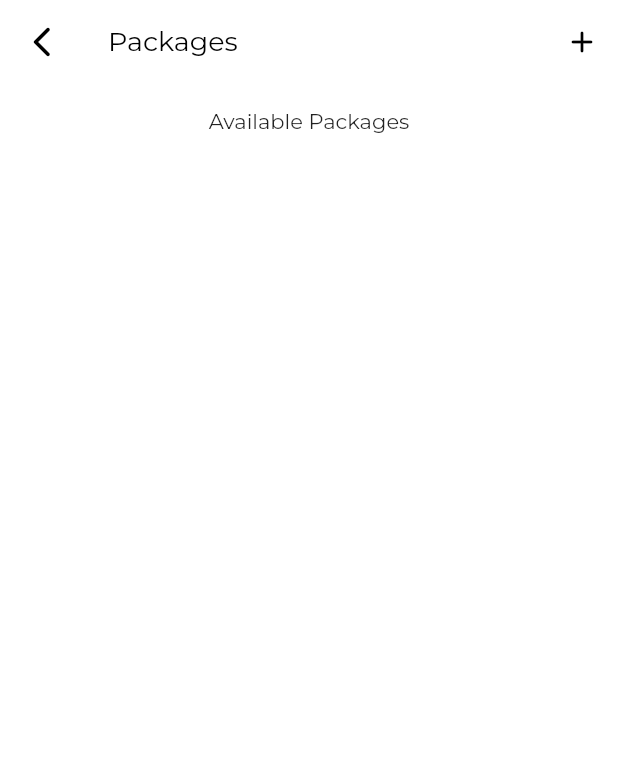
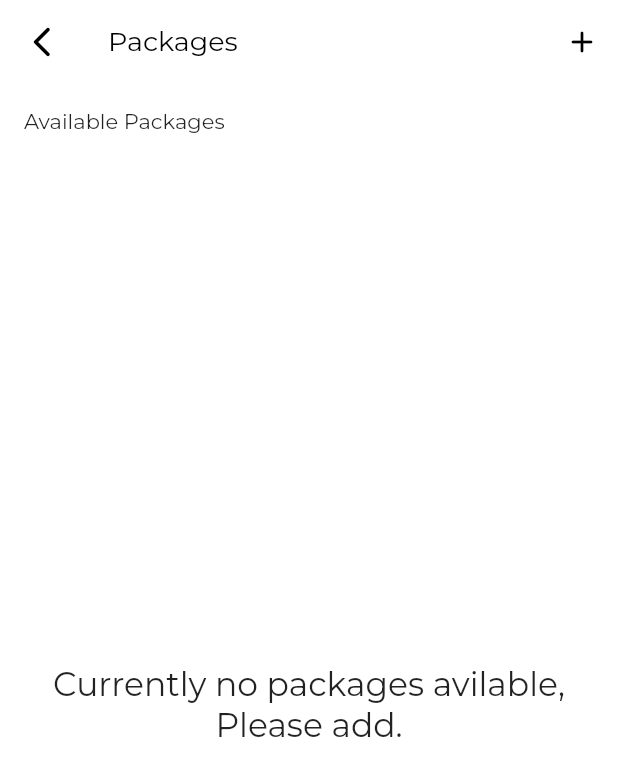
Before and after one commit to Faris-Backar/gymner, a Flutter app: the PackageScreen screen opened directly, on a phone screen of 412 x 824 dp. Shown: the top 776 px of the screen. Run offline on Flutter 3.47's test engine with Material 2 defaults, Android fonts, the phone set to English and light mode, and no system bars; our stand-ins replace bloc, cloud_firestore, equatable, firebase_auth, firebase_core, flutter_bloc and 4 more; accounts and stored records are empty.

Commit message:
Package integrated with firebase db

```diff
--- a/lib/core/resources/page_resources.dart
+++ b/lib/core/resources/page_resources.dart
@@ -8,4 +8,5 @@ class PageResources {
   static const memberScreen = '/members';
   static const settingsScreen = '/settings';
   static const packagePage = '/package';
+  static const createPackageScreen = '/create-package';
 }
--- a/lib/presentation/bloc/auth/auth_bloc.dart
+++ b/lib/presentation/bloc/auth/auth_bloc.dart
@@ -1,3 +1,5 @@
+import 'dart:developer';
+
 import 'package:bloc/bloc.dart';
 import 'package:equatable/equatable.dart';
 import 'package:firebase_auth/firebase_auth.dart';
@@ -22,6 +24,7 @@ class AuthBloc extends Bloc<AuthEvent, AuthState> {
       // prefs.setBool(PrefResources.IS_LOGGED_IN, true);
       emit(AuthSucess());
     } on FirebaseAuthException catch (e) {
+      log("firebase exception =>$e");
       emit(
         AuthError(error: e.code),
       );
--- /dev/null
+++ b/lib/presentation/bloc/fee_package/package_cubit.dart
@@ -0,0 +1,38 @@
+import 'package:bloc/bloc.dart';
+import 'package:equatable/equatable.dart';
+import 'package:gym/service/model/package_model.dart';
+import 'package:gym/service/repository/package_repository.dart';
+
+part 'package_state.dart';
+
+class PackageCubit extends Cubit<PackageState> {
+  PackageCubit() : super(PackageInitial());
+  final _packageRepository = PackageRepository();
+
+  getFeePackages() async {
+    emit(PackageInitial());
+    emit(PackageLoading());
+    try {
+      final response = await _packageRepository.getPackages();
+      emit(PackageLoaded(packageList: response));
+    } catch (e) {
+      emit(PackageFailed(error: e.toString()));
+    }
+  }
+
+  createFeePackages({required PackageModel packageModel}) async {
+    emit(PackageInitial());
+    emit(PackageLoading());
+    try {
+      await _packageRepository
+          .createPackages(packageModel: packageModel)
+          .whenComplete(() => emit(CreatePackageLoaded()));
+    } catch (e) {
+      emit(PackageFailed(error: e.toString()));
+    }
+  }
+
+  init() {
+    emit(PackageInitial());
+  }
+}
--- /dev/null
+++ b/lib/presentation/bloc/fee_package/package_state.dart
@@ -0,0 +1,31 @@
+part of 'package_cubit.dart';
+
+abstract class PackageState extends Equatable {
+  const PackageState();
+
+  @override
+  List<Object> get props => [];
+}
+
+class PackageInitial extends PackageState {}
+
+class PackageLoading extends PackageState {}
+
+class PackageLoaded extends PackageState {
+  final List<PackageModel> packageList;
+  const PackageLoaded({
+    required this.packageList,
+  });
+  @override
+  List<Object> get props => [packageList];
+}
+
+class CreatePackageLoaded extends PackageState {}
+
+class PackageFailed extends PackageState {
+  final String error;
+  const PackageFailed({required this.error});
+
+  @override
+  List<Object> get props => [error];
+}
--- a/lib/presentation/screens/package_screen.dart
+++ b/lib/presentation/screens/package_screen.dart
@@ -1,18 +1,28 @@
+import 'dart:developer';
+import 'dart:ui';
+
 import 'package:flutter/material.dart';
+import 'package:flutter_bloc/flutter_bloc.dart';
+import 'package:gym/core/resources/page_resources.dart';
+import 'package:gym/presentation/bloc/fee_package/package_cubit.dart';
 import 'package:gym/presentation/widgets/default_back_button.dart';
+import 'package:gym/presentation/widgets/package_card.dart';
+import 'package:sizer/sizer.dart';
 
 class PackageScreen extends StatelessWidget {
   const PackageScreen({Key? key}) : super(key: key);
 
   @override
   Widget build(BuildContext context) {
+    BlocProvider.of<PackageCubit>(context).getFeePackages();
     return Scaffold(
       appBar: AppBar(
         leading: const DefaultBackButton(),
         title: const Text('Packages'),
         actions: [
           IconButton(
-            onPressed: () {},
+            onPressed: () => Navigator.of(context)
+                .pushNamed(PageResources.createPackageScreen),
             icon: const Icon(Icons.add_rounded),
           ),
         ],
@@ -21,11 +31,57 @@ class PackageScreen extends StatelessWidget {
         padding: const EdgeInsets.all(16.0),
         child: Column(
           children: [
-            const Text(
-              'Available Packages',
+            Row(
+              children: const [
+                Text(
+                  'Available Packages',
+                ),
+              ],
             ),
-            Container(
-              padding: const EdgeInsets.all(8.0),
+            SizedBox(
+              height: 3.h,
+            ),
+            BlocBuilder<PackageCubit, PackageState>(
+              builder: (context, state) {
+                log(state.toString());
+                if (state is PackageLoading) {
+                  return const Center(
+                    child: CircularProgressIndicator(),
+                  );
+                }
+                if (state is PackageLoaded) {
+                  if (state.packageList.isEmpty) {
+                    return Padding(
+                      padding: EdgeInsets.only(top: 40.h),
+                      child: Center(
+                        child: Text(
+                          'Currently no packages avilable, Please add.',
+                          style: TextStyle(
+                            fontSize: 16.sp,
+                            fontWeight: FontWeight.w500,
+                          ),
+                          textAlign: TextAlign.center,
+                        ),
+                      ),
+                    );
+                  }
+                  return ListView.separated(
+                    shrinkWrap: true,
+                    itemBuilder: (context, index) {
+                      final packageData = state.packageList;
+                      return PackageCard(
+                          title: packageData[index].name,
+                          price: packageData[index].price.toString());
+                    },
+                    separatorBuilder: (context, index) => SizedBox(
+                      height: 3.h,
+                    ),
+                    itemCount: state.packageList.length,
+                  );
+                }
+
+                return Container();
+              },
             ),
           ],
         ),
--- a/lib/presentation/screens/settings_screen.dart
+++ b/lib/presentation/screens/settings_screen.dart
@@ -33,7 +33,7 @@ class SettingsScreen extends StatelessWidget {
                           // child: Image.asset(AssetResources.rupee),
                         ),
                         Text(
-                          'Control Packages',
+                          'Packages',
                           style: TextStyle(
                               fontSize: 14.sp, fontWeight: FontWeight.w500),
                         ),
--- a/lib/routes/page_routers.dart
+++ b/lib/routes/page_routers.dart
@@ -1,6 +1,7 @@
 import 'package:flutter/cupertino.dart';
 import 'package:gym/core/resources/page_resources.dart';
 import 'package:gym/presentation/screens/add_member_screen.dart';
+import 'package:gym/presentation/screens/create_package_screen.dart';
 import 'package:gym/presentation/screens/home_screen.dart';
 import 'package:gym/presentation/screens/landing_screen.dart';
 import 'package:gym/presentation/screens/login_screen.dart';
@@ -31,6 +32,10 @@ class PageRouters {
       return CupertinoPageRoute(
         builder: (context) => const SettingsScreen(),
       );
+    } else if (settings.name == PageResources.createPackageScreen) {
+      return CupertinoPageRoute(
+        builder: (context) => const CreatePackageScreen(),
+      );
     } else if (settings.name == PageResources.packagePage) {
       return CupertinoPageRoute(
         builder: (context) => const PackageScreen(),
--- /dev/null
+++ b/lib/service/model/package_model.dart
@@ -0,0 +1,61 @@
+import 'dart:convert';
+
+class PackageModel {
+  final String name;
+  final double price;
+  final String uid;
+  PackageModel({
+    required this.name,
+    required this.price,
+    required this.uid,
+  });
+
+  PackageModel copyWith({
+    String? name,
+    double? price,
+    String? uid,
+  }) {
+    return PackageModel(
+      name: name ?? this.name,
+      price: price ?? this.price,
+      uid: uid ?? this.uid,
+    );
+  }
+
+  Map<String, dynamic> toMap() {
+    return {
+      'name': name,
+      'price': price,
+      'uid': uid,
+    };
+  }
+
+  factory PackageModel.fromMap(Map<String, dynamic> map) {
+    return PackageModel(
+      name: map['name'] ?? '',
+      price: map['price']?.toDouble() ?? 0.0,
+      uid: map['uid'] ?? '',
+    );
+  }
+
+  String toJson() => json.encode(toMap());
+
+  factory PackageModel.fromJson(String source) =>
+      PackageModel.fromMap(json.decode(source));
+
+  @override
+  String toString() => 'PackageModel(name: $name, price: $price, uid: $uid)';
+
+  @override
+  bool operator ==(Object other) {
+    if (identical(this, other)) return true;
+
+    return other is PackageModel &&
+        other.name == name &&
+        other.price == price &&
+        other.uid == uid;
+  }
+
+  @override
+  int get hashCode => name.hashCode ^ price.hashCode ^ uid.hashCode;
+}
--- /dev/null
+++ b/lib/service/repository/package_repository.dart
@@ -0,0 +1,26 @@
+import 'package:cloud_firestore/cloud_firestore.dart';
+import 'package:gym/service/model/package_model.dart';
+
+class PackageRepository {
+  final db = FirebaseFirestore.instance;
+
+  Future<List<PackageModel>> getPackages() {
+    try {
+      return db.collection('packages').get().then((snapshot) =>
+          snapshot.docs.map((e) => PackageModel.fromMap(e.data())).toList());
+    } on FirebaseException catch (e) {
+      throw e.message!;
+    }
+  }
+
+  Future<void> createPackages({required PackageModel packageModel}) {
+    try {
+      return db
+          .collection('packages')
+          .doc(packageModel.uid)
+          .set(packageModel.toMap());
+    } on FirebaseException catch (e) {
+      throw e.message!;
+    }
+  }
+}
--- a/pubspec.yaml
+++ b/pubspec.yaml
@@ -46,6 +46,7 @@ dependencies:
   flutter_bloc: ^8.1.1
   bloc: ^8.1.0
   firebase_auth: ^4.2.1
+  uuid: ^3.0.7
 
 dev_dependencies:
   flutter_test:
```
Also changed, not shown: lib/gymner_app.dart (+10 -2 lines), lib/main.dart (+14 -1 lines), lib/presentation/screens/create_package_screen.dart (added, +119 -0 lines), lib/presentation/widgets/package_card.dart (added, +49 -0 lines), lib/firebase_options.dart, pubspec.lock, 1 other file.
